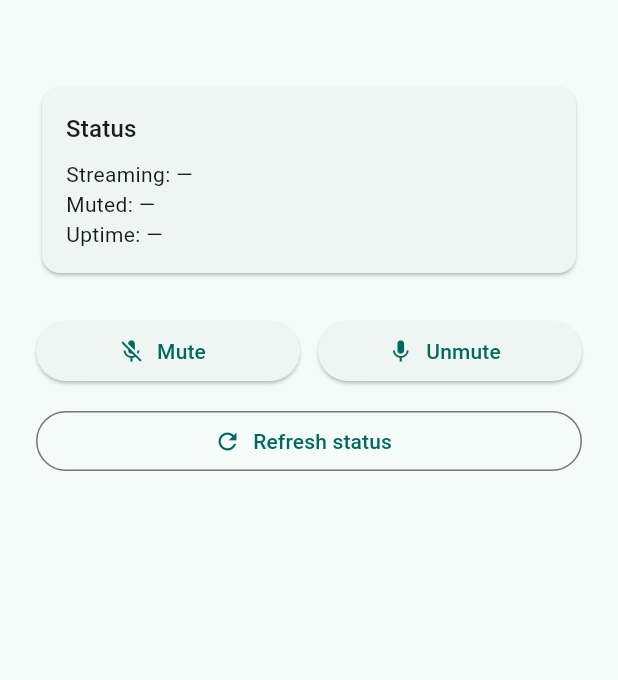
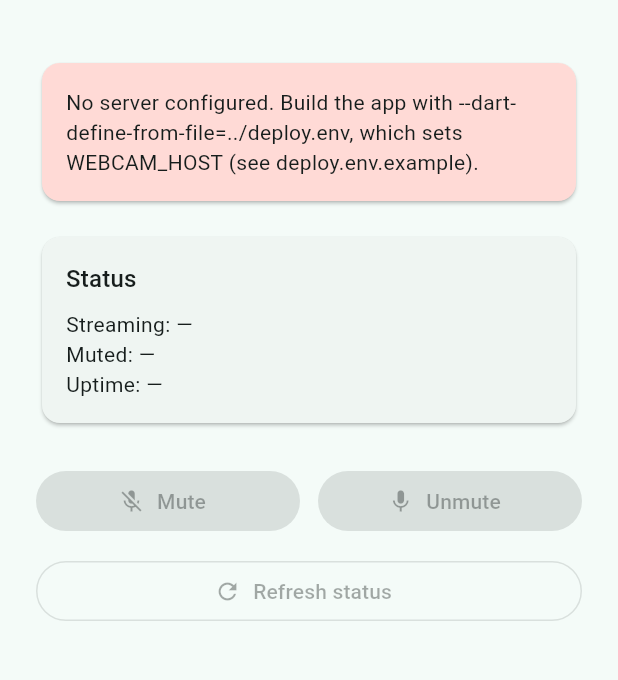
Before and after one commit to danny-berg-whitt/fishcam-webcam-streamer-contoller-broker, a Flutter app: the screen it shows after launch, on a phone screen of 412 x 824 dp, the part 63-743 px from its top. Run offline on Flutter 3.47's test engine with Material 3 defaults, Android fonts, the phone set to English and light mode, and no system bars; our stand-ins replace flutter_secure_storage.

Commit message:
Make the deployment host, node label and registry configurable
The public hostname, the node the pod is pinned to and the image registry
were written into the manifests, the Makefile and the app. They now come
from deploy.env (git-ignored; documented by deploy.env.example).

Cluster:
- k8s/deployment.yaml and k8s/ingress.yaml are templates; k8s/render.sh
  fills their placeholders (WEBCAM_HOST, WEBCAM_NODE_LABEL, REGISTRY, TAG)
  and checks each value against what Kubernetes accepts, naming any that
  is missing or malformed. Written to avoid constructs that differ in
  macOS's bash 3.2, though not run on it
- make deploy and make ingress render into build/k8s/ and apply that; a
  new deploy-check fails before anything changes if settings are missing;
  make manifests renders everything for inspection
- make label-node uses WEBCAM_NODE_LABEL and takes NODE=<name> to say
  which node has the webcam
- The manifest images follow REGISTRY and TAG, so 'make release TAG=x'
  and 'make deploy TAG=x' agree; REGISTRY defaults to localhost, which
  push and deploy refuse

App:
- The server address is a build setting: WEBCAM_HOST (https://<host>) or
  WEBCAM_URL, read with --dart-define-from-file=../deploy.env. A build
  without one says so and disables its buttons
- Tests for both cases and for working out the URL

CI:
- Manifests are validated after rendering with deploy.env.example
- The web build reads deploy.env.example, so Flutter keeps parsing the
  same file make and render.sh read
- deploy.env.example and the Makefile trigger the workflows

README: a 'Your deployment's settings' section, and examples that no
longer name one particular host, node label or registry.

With deploy.env holding the previous values, the rendered manifests are
identical to the ones they replace.

```diff
--- a/client/lib/home_screen.dart
+++ b/client/lib/home_screen.dart
@@ -4,11 +4,14 @@ import 'token_dialog.dart';
 import 'token_storage.dart';
 import 'webcam_client.dart';
 
-const _baseUrl = 'https://fishcam.berg-whitt.com';
 const _prefix = '/webcam';
 
 class WebcamHomeScreen extends StatefulWidget {
-  const WebcamHomeScreen({super.key});
+  /// The broker's base URL; '' when the build wasn't given one, in which case
+  /// the screen says so and its actions stay disabled.
+  final String baseUrl;
+
+  const WebcamHomeScreen({super.key, required this.baseUrl});
 
   @override
   State<WebcamHomeScreen> createState() => _WebcamHomeScreenState();
@@ -19,6 +22,8 @@ class _WebcamHomeScreenState extends State<WebcamHomeScreen> {
 
   WebcamClient? _client;
   Map<String, dynamic>? _lastStatus;
+
+  bool get _configured => widget.baseUrl.isNotEmpty;
   bool _busy = false;
   String? _error;
 
@@ -29,10 +34,11 @@ class _WebcamHomeScreenState extends State<WebcamHomeScreen> {
   }
 
   Future<void> _restoreSession() async {
+    if (!_configured) return;
     final saved = await _tokenStorage.read();
     if (saved != null) {
       setState(() => _client = WebcamClient(
-            baseUrl: _baseUrl,
+            baseUrl: widget.baseUrl,
             prefix: _prefix,
             userToken: saved,
           ));
@@ -44,10 +50,11 @@ class _WebcamHomeScreenState extends State<WebcamHomeScreen> {
   /// and returns a ready client — or null if the person cancelled.
   Future<WebcamClient?> _ensureClient() async {
     if (_client != null) return _client;
+    if (!_configured) return null;
     final token = await promptForUserToken(context);
     if (token == null) return null;
     await _tokenStorage.write(token);
-    final client = WebcamClient(baseUrl: _baseUrl, prefix: _prefix, userToken: token);
+    final client = WebcamClient(baseUrl: widget.baseUrl, prefix: _prefix, userToken: token);
     setState(() => _client = client);
     return client;
   }
@@ -115,6 +122,18 @@ class _WebcamHomeScreenState extends State<WebcamHomeScreen> {
         child: ListView(
           padding: const EdgeInsets.all(24),
           children: [
+            if (!_configured)
+              Card(
+                color: Theme.of(context).colorScheme.errorContainer,
+                child: const Padding(
+                  padding: EdgeInsets.all(16),
+                  child: Text(
+                    'No server configured. Build the app with '
+                    '--dart-define-from-file=../deploy.env, which sets '
+                    'WEBCAM_HOST (see deploy.env.example).',
+                  ),
+                ),
+              ),
             if (_error != null)
               Card(
                 color: Theme.of(context).colorScheme.errorContainer,
@@ -144,7 +163,7 @@ class _WebcamHomeScreenState extends State<WebcamHomeScreen> {
               children: [
                 Expanded(
                   child: ElevatedButton.icon(
-                    onPressed: _busy ? null : _mute,
+                    onPressed: _busy || !_configured ? null : _mute,
                     icon: const Icon(Icons.mic_off),
                     label: const Text('Mute'),
                   ),
@@ -152,7 +171,7 @@ class _WebcamHomeScreenState extends State<WebcamHomeScreen> {
                 const SizedBox(width: 12),
                 Expanded(
                   child: ElevatedButton.icon(
-                    onPressed: _busy ? null : _unmute,
+                    onPressed: _busy || !_configured ? null : _unmute,
                     icon: const Icon(Icons.mic),
                     label: const Text('Unmute'),
                   ),
@@ -161,7 +180,7 @@ class _WebcamHomeScreenState extends State<WebcamHomeScreen> {
             ),
             const SizedBox(height: 12),
             OutlinedButton.icon(
-              onPressed: _busy ? null : _refreshStatus,
+              onPressed: _busy || !_configured ? null : _refreshStatus,
               icon: const Icon(Icons.refresh),
               label: const Text('Refresh status'),
             ),
--- a/client/lib/main.dart
+++ b/client/lib/main.dart
@@ -1,20 +1,25 @@
 import 'package:flutter/material.dart';
 
 import 'home_screen.dart';
+import 'server_config.dart';
 
 void main() {
-  runApp(const FishCamApp());
+  runApp(FishCamApp(baseUrl: configuredServerUrl()));
 }
 
 class FishCamApp extends StatelessWidget {
-  const FishCamApp({super.key});
+  /// The broker's base URL, e.g. https://webcam.example.com; '' if the build
+  /// wasn't given one (see server_config.dart).
+  final String baseUrl;
+
+  const FishCamApp({super.key, required this.baseUrl});
 
   @override
   Widget build(BuildContext context) {
     return MaterialApp(
       title: 'FishCam',
       theme: ThemeData(colorSchemeSeed: Colors.teal, useMaterial3: true),
-      home: const WebcamHomeScreen(),
+      home: WebcamHomeScreen(baseUrl: baseUrl),
     );
   }
 }
--- /dev/null
+++ b/client/lib/server_config.dart
@@ -0,0 +1,18 @@
+/// The server the app talks to, fixed when the app is built:
+///
+///   WEBCAM_HOST  the public hostname; the app uses https://<host>
+///   WEBCAM_URL   a full base URL instead, e.g. http://localhost:8082
+///                through `kubectl port-forward`
+///
+/// Both come from the deployment's settings file:
+///
+///   flutter build <target> --dart-define-from-file=../deploy.env
+const _url = String.fromEnvironment('WEBCAM_URL');
+const _host = String.fromEnvironment('WEBCAM_HOST');
+
+/// The configured base URL without a trailing '/', or '' if the build set
+/// neither value.
+String configuredServerUrl({String url = _url, String host = _host}) {
+  final base = url.isNotEmpty ? url : (host.isNotEmpty ? 'https://$host' : '');
+  return base.endsWith('/') ? base.substring(0, base.length - 1) : base;
+}
--- a/client/lib/webcam_client.dart
+++ b/client/lib/webcam_client.dart
@@ -6,7 +6,7 @@ import 'package:http/http.dart' as http;
 /// only ever presents a per-user bearer token issued out-of-band when the
 /// user was provisioned (see README: "Broker: provisioning a user").
 class WebcamClient {
-  final String baseUrl; // e.g. https://fishcam.berg-whitt.com
+  final String baseUrl; // e.g. https://webcam.example.com
   final String prefix; // e.g. /webcam — must match the broker's ROUTE_PREFIX
   final String userToken;
   final http.Client _http;
--- a/k8s/ingress.yaml
+++ b/k8s/ingress.yaml
@@ -1,10 +1,12 @@
+# A template: ${...} placeholders are filled from deploy.env by k8s/render.sh
+# (which `make ingress` runs). Don't apply this file directly.
 apiVersion: networking.k8s.io/v1
 kind: Ingress
 metadata:
   name: webcam-ingress
 spec:
   rules:
-    - host: fishcam.berg-whitt.com
+    - host: ${WEBCAM_HOST}
       http:
         paths:
           # The broker serves /webcam itself (ROUTE_PREFIX), the same way
```
Also changed, not shown: k8s/deployment.yaml (+8 -4 lines), 11 other files.
